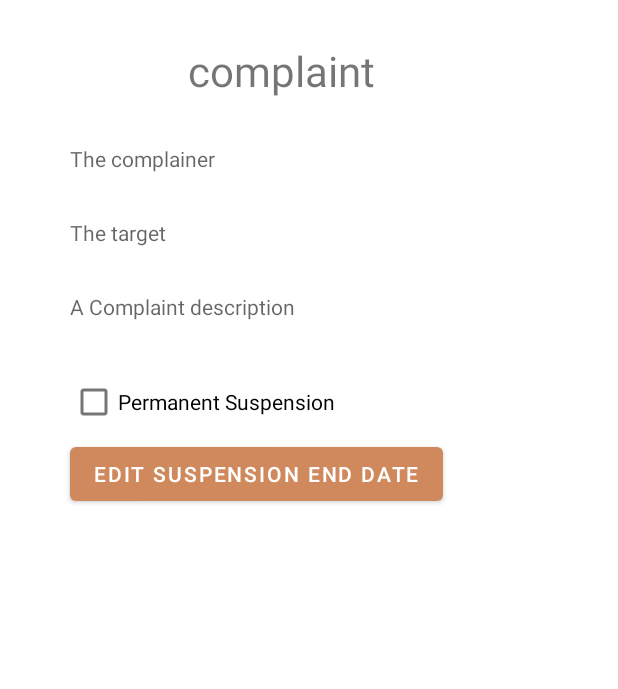
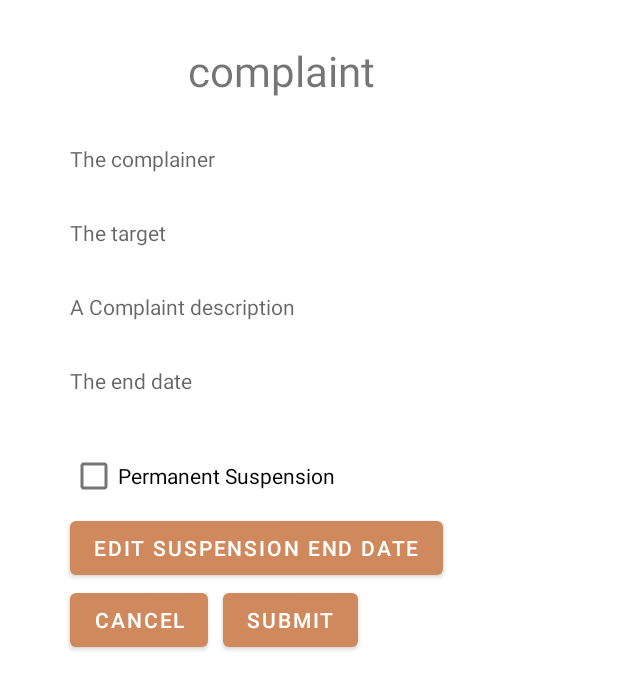
Before and after one commit to Hamza-Bouzoubaa/Mealer-AndroidStudioApp, an Android app: the layout activity_complaint.xml on its own in the app's theme, with its tools: preview values and no code run, on a phone screen of 412 x 824 dp. Shown: the top 689 px of the screen. Run offline under Robolectric (Android 15) with nearby library versions, the phone set to English and light mode, and no system bars.

Commit message:
Suspension date setter

```diff
--- a/app/src/main/java/com/SEG2505_Group8/mealer/Database/Models/MealerUser.java
+++ b/app/src/main/java/com/SEG2505_Group8/mealer/Database/Models/MealerUser.java
@@ -155,9 +155,9 @@ public class MealerUser implements MealerSerializable {
         this.id = id;
     }
 
-    public void suspend(String suspensionEndDate) {
+    public void suspend(Date suspensionEndDate) {
         isSuspended = true;
-        this.suspendedUntil = suspensionEndDate;
+        this.suspendedUntil = DateUtils.toString(suspensionEndDate);
     }
 
     public boolean isSuspended() {
--- a/app/src/main/java/com/SEG2505_Group8/mealer/UI/Activities/RecommendationsFragment.java
+++ b/app/src/main/java/com/SEG2505_Group8/mealer/UI/Activities/RecommendationsFragment.java
@@ -14,7 +14,7 @@ import com.SEG2505_Group8.mealer.Database.Models.MealerRecipe;
 import com.SEG2505_Group8.mealer.R;
 import com.SEG2505_Group8.mealer.Services;
 
-/**
+/*
  * A simple {@link Fragment} subclass.
  * Use the {@link RecommendationsFragment} factory method to
  * create an instance of this fragment.
--- a/app/src/main/res/layout/activity_complaint.xml
+++ b/app/src/main/res/layout/activity_complaint.xml
@@ -49,6 +49,16 @@
         app:layout_constraintStart_toStartOf="@id/complaint_source"
         app:layout_constraintTop_toBottomOf="@id/complaint_destination" />
 
+    <TextView
+        android:id="@+id/complaint_end_date"
+        android:layout_width="wrap_content"
+        android:layout_height="wrap_content"
+        android:layout_marginTop="30dp"
+        android:ems="10"
+        android:hint="The end date"
+        app:layout_constraintStart_toStartOf="@id/complaint_source"
+        app:layout_constraintTop_toBottomOf="@id/complaint_description" />
+
     <CheckBox
         android:id="@+id/complaint_permanent"
         android:layout_width="wrap_content"
@@ -56,7 +66,7 @@
         android:layout_marginTop="30dp"
         android:text="Permanent Suspension"
         app:layout_constraintStart_toStartOf="@id/complaint_source"
-        app:layout_constraintTop_toBottomOf="@id/complaint_description"/>
+        app:layout_constraintTop_toBottomOf="@id/complaint_end_date"/>
 
     <Button
         android:id="@+id/complaint_date"
@@ -65,4 +75,21 @@
         android:layout_height="wrap_content"
         app:layout_constraintTop_toBottomOf="@id/complaint_permanent"
         app:layout_constraintStart_toStartOf="@id/complaint_source"/>
+
+    <Button
+        android:id="@+id/complaint_cancel"
+        android:text="Cancel"
+        android:layout_width="0dp"
+        android:layout_height="wrap_content"
+        app:layout_constraintTop_toBottomOf="@id/complaint_date"
+        app:layout_constraintStart_toStartOf="@id/complaint_source"/>
+
+    <Button
+        android:id="@+id/complaint_submit"
+        android:text="Submit"
+        android:layout_width="0dp"
+        android:layout_height="wrap_content"
+        android:layout_marginLeft="10dp"
+        app:layout_constraintTop_toBottomOf="@id/complaint_date"
+        app:layout_constraintStart_toEndOf="@id/complaint_cancel" />
 </androidx.constraintlayout.widget.ConstraintLayout>
```
Also changed, not shown: app/src/main/java/com/SEG2505_Group8/mealer/UI/Activities/ComplaintActivity.java (+35 -6 lines), app/src/main/java/com/SEG2505_Group8/mealer/UI/Activities/Utils/DateUtils.java (+8 -0 lines), app/src/main/java/com/SEG2505_Group8/mealer/UI/Fragments/DatePickerFragment.java (+8 -6 lines).
